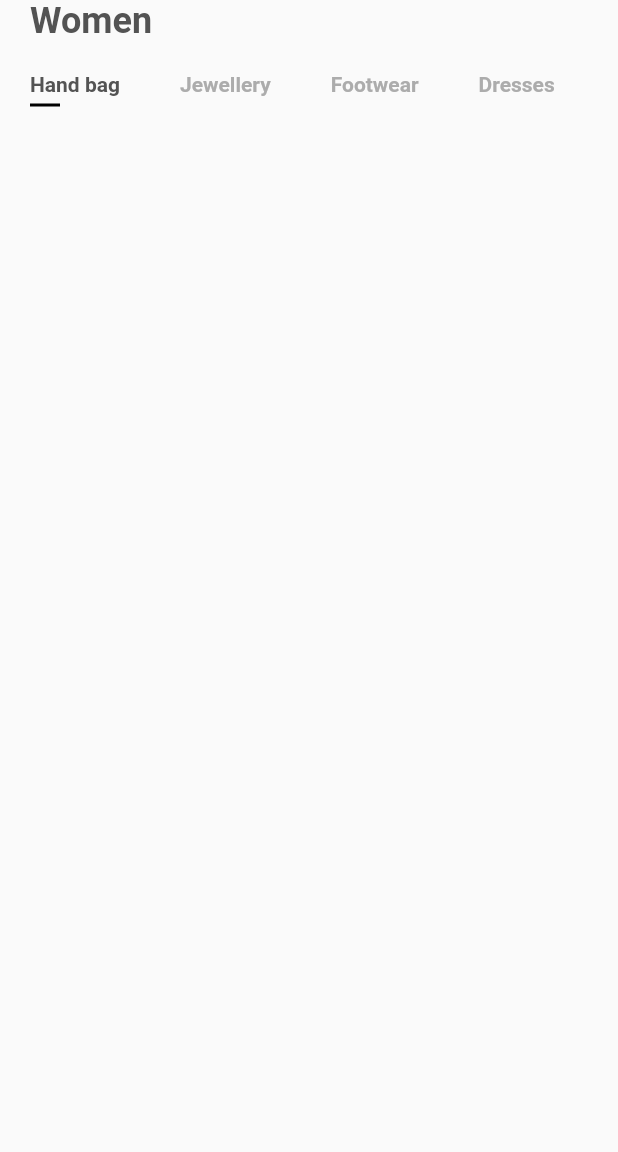
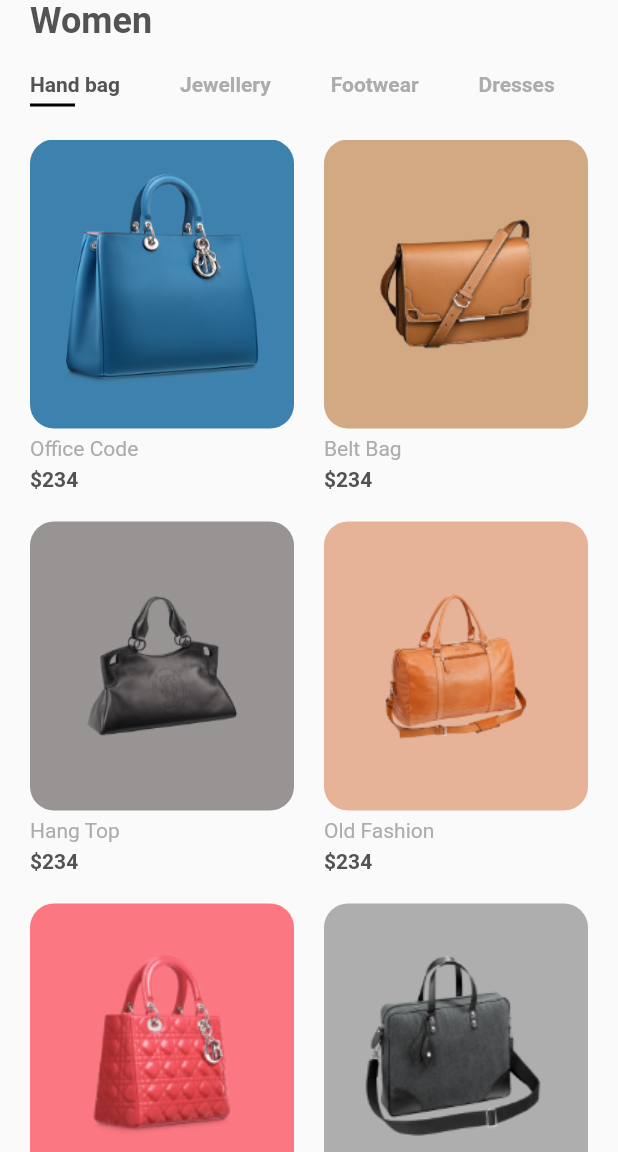
Before and after one commit to Lelianto/learn_flutter, a Flutter app: the screen it shows after launch, on a phone screen of 412 x 824 dp, the part 84-1236 px from its top. Run offline on Flutter 3.47's test engine with Material 2 defaults, Android fonts, the phone set to English and light mode, and no system bars; our stand-ins replace flutter_svg.

Commit message:
final product

```diff
--- a/lib/models/Product.dart
+++ b/lib/models/Product.dart
@@ -1,17 +1,17 @@
 import 'package:flutter/material.dart';
 
 class Product {
-  final String? image, title, description;
-  final int? price, size, id;
-  final Color? color;
+  final String image, title, description;
+  final int price, size, id;
+  final Color color;
   Product({
-    this.id,
-    this.image,
-    this.title,
-    this.price,
-    this.description,
-    this.size,
-    this.color,
+    required this.id,
+    required this.image,
+    required this.title,
+    required this.price,
+    required this.description,
+    required this.size,
+    required this.color,
   });
 }
 
--- a/lib/screens/home/components/body.dart
+++ b/lib/screens/home/components/body.dart
@@ -1,5 +1,10 @@
 import 'package:flutter/material.dart';
 import 'package:my_first_app/constants.dart';
+import 'package:my_first_app/models/Product.dart';
+import 'package:my_first_app/screens/details/details_screen.dart';
+
+import 'categories.dart';
+import 'item_card.dart';
 
 class Body extends StatelessWidget {
   @override
@@ -10,71 +15,38 @@ class Body extends StatelessWidget {
         Padding(
           padding: const EdgeInsets.symmetric(horizontal: kDefaultPaddin),
           child: Text(
-              'Women',
+            "Women",
             style: Theme.of(context)
                 .textTheme
                 .headline5!
                 .copyWith(fontWeight: FontWeight.bold),
+          ),
+        ),
+        Categories(),
+        Expanded(
+          child: Padding(
+            padding: const EdgeInsets.symmetric(horizontal: kDefaultPaddin),
+            child: GridView.builder(
+                itemCount: products.length,
+                gridDelegate: SliverGridDelegateWithFixedCrossAxisCount(
+                  crossAxisCount: 2,
+                  mainAxisSpacing: kDefaultPaddin,
+                  crossAxisSpacing: kDefaultPaddin,
+                  childAspectRatio: 0.75,
+                ),
+                itemBuilder: (context, index) => ItemCard(
+                      product: products[index],
+                      press: () => Navigator.push(
+                          context,
+                          MaterialPageRoute(
+                            builder: (context) => DetailsScreen(
+                              product: products[index],
+                            ),
                           )),
-        Categories()
+                    )),
+          ),
+        ),
       ],
     );
   }
 }
-
-class Categories extends StatefulWidget {
-  @override
-  _CategoriesState createState() => _CategoriesState();
-}
-
-class _CategoriesState extends State<Categories> {
-  List<String> categories = ["Hand bag", "Jewellery", "Footwear", "Dresses"];
-
-  int selectedIndex = 0;
-  @override
-  Widget build(BuildContext context) {
-    return Padding(
-      padding: EdgeInsets.symmetric(vertical: kDefaultPaddin),
-      child: SizedBox(
-          height: 25,
-          child: ListView.builder(
-              scrollDirection: Axis.horizontal,
-              itemCount: categories.length,
-              itemBuilder: (context, index) => buildCategory(index)))
-    );
-  }
-
-  Widget buildCategory(int index) {
-    return GestureDetector(
-      onTap: () {
-        setState(() {
-          selectedIndex = index;
-        });
-      },
-      child: Padding(
-        padding: const EdgeInsets.symmetric(horizontal: kDefaultPaddin),
-        child: Column(
-          crossAxisAlignment: CrossAxisAlignment.start,
-          children: <Widget>[
-                Text(
-                  categories[index],
-                  style: TextStyle(
-                      fontWeight: FontWeight.bold,
-                      color: selectedIndex == index
-                          ? kTextColor
-                          : kTextLightColor),
-                ),
-                Container(
-                  margin: EdgeInsets.only(top: kDefaultPaddin / 4),
-                  height: 2,
-                  width: 20,
-                  color: selectedIndex == index
-                      ? Colors.black
-                      : Colors.transparent,
-                )
-              ]
-        )
-      )
-    );
-  }
-}
--- /dev/null
+++ b/lib/screens/home/components/categories.dart
@@ -0,0 +1,61 @@
+import 'package:flutter/material.dart';
+
+import '../../../constants.dart';
+
+// We need satefull widget for our categories
+
+class Categories extends StatefulWidget {
+  @override
+  _CategoriesState createState() => _CategoriesState();
+}
+
+class _CategoriesState extends State<Categories> {
+  List<String> categories = ["Hand bag", "Jewellery", "Footwear", "Dresses"];
+  // By default our first item will be selected
+  int selectedIndex = 0;
+  @override
+  Widget build(BuildContext context) {
+    return Padding(
+      padding: const EdgeInsets.symmetric(vertical: kDefaultPaddin),
+      child: SizedBox(
+        height: 25,
+        child: ListView.builder(
+          scrollDirection: Axis.horizontal,
+          itemCount: categories.length,
+          itemBuilder: (context, index) => buildCategory(index),
+        ),
+      ),
+    );
+  }
+
+  Widget buildCategory(int index) {
+    return GestureDetector(
+      onTap: () {
+        setState(() {
+          selectedIndex = index;
+        });
+      },
+      child: Padding(
+        padding: const EdgeInsets.symmetric(horizontal: kDefaultPaddin),
+        child: Column(
+          crossAxisAlignment: CrossAxisAlignment.start,
+          children: <Widget>[
+            Text(
+              categories[index],
+              style: TextStyle(
+                fontWeight: FontWeight.bold,
+                color: selectedIndex == index ? kTextColor : kTextLightColor,
+              ),
+            ),
+            Container(
+              margin: EdgeInsets.only(top: kDefaultPaddin / 4), //top padding 5
+              height: 2,
+              width: 30,
+              color: selectedIndex == index ? Colors.black : Colors.transparent,
+            )
+          ],
+        ),
+      ),
+    );
+  }
+}
--- /dev/null
+++ b/lib/screens/home/components/item_card.dart
@@ -0,0 +1,55 @@
+import 'package:flutter/material.dart';
+import 'package:my_first_app/models/Product.dart';
+
+import '../../../constants.dart';
+
+class ItemCard extends StatelessWidget {
+  final Product product;
+  final void Function() press;
+  const ItemCard({
+    Key? key,
+    required this.product,
+    required this.press,
+  }) : super(key: key);
+
+  @override
+  Widget build(BuildContext context) {
+    return GestureDetector(
+      onTap: press,
+      child: Column(
+        crossAxisAlignment: CrossAxisAlignment.start,
+        children: <Widget>[
+          Expanded(
+            child: Container(
+              padding: EdgeInsets.all(kDefaultPaddin),
+              // For  demo we use fixed height  and width
+              // Now we dont need them
+              // height: 180,
+              // width: 160,
+              decoration: BoxDecoration(
+                color: product.color,
+                borderRadius: BorderRadius.circular(16),
+              ),
+              child: Hero(
+                tag: "${product.id}",
+                child: Image.asset(product.image),
+              ),
+            ),
+          ),
+          Padding(
+            padding: const EdgeInsets.symmetric(vertical: kDefaultPaddin / 4),
+            child: Text(
+              // products is out demo list
+              product.title,
+              style: TextStyle(color: kTextLightColor),
+            ),
+          ),
+          Text(
+            "\$${product.price}",
+            style: TextStyle(fontWeight: FontWeight.bold),
+          )
+        ],
+      ),
+    );
+  }
+}
```
Also changed, not shown: lib/screens/details/components/add_to_cart.dart (added, +62 -0 lines), lib/screens/details/components/body.dart (added, +61 -0 lines), lib/screens/details/components/cart_counter.dart (added, +61 -0 lines), lib/screens/details/components/color_and_size.dart (added, +92 -0 lines), lib/screens/details/components/counter_with_fav_button.dart (added, +30 -0 lines), lib/screens/details/components/description.dart (added, +24 -0 lines), lib/screens/details/components/product_title_with_image.dart (added, +65 -0 lines), lib/screens/details/details_screen.dart (added, +45 -0 lines). Lines whose indentation alone changed are shown as unchanged.
